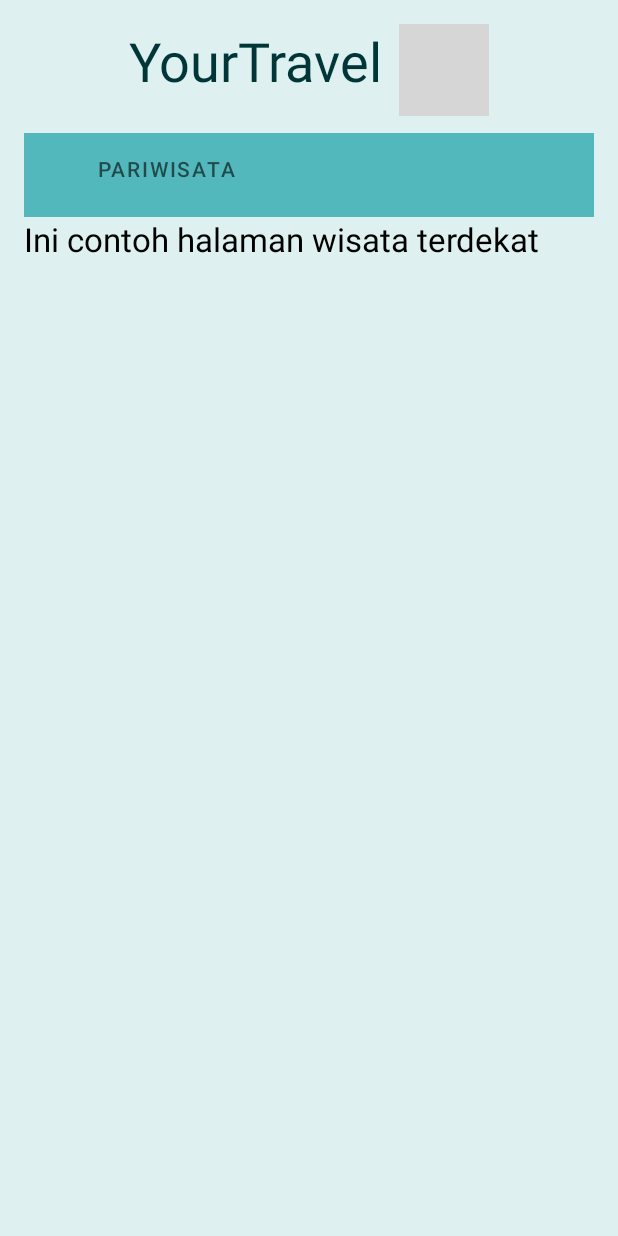
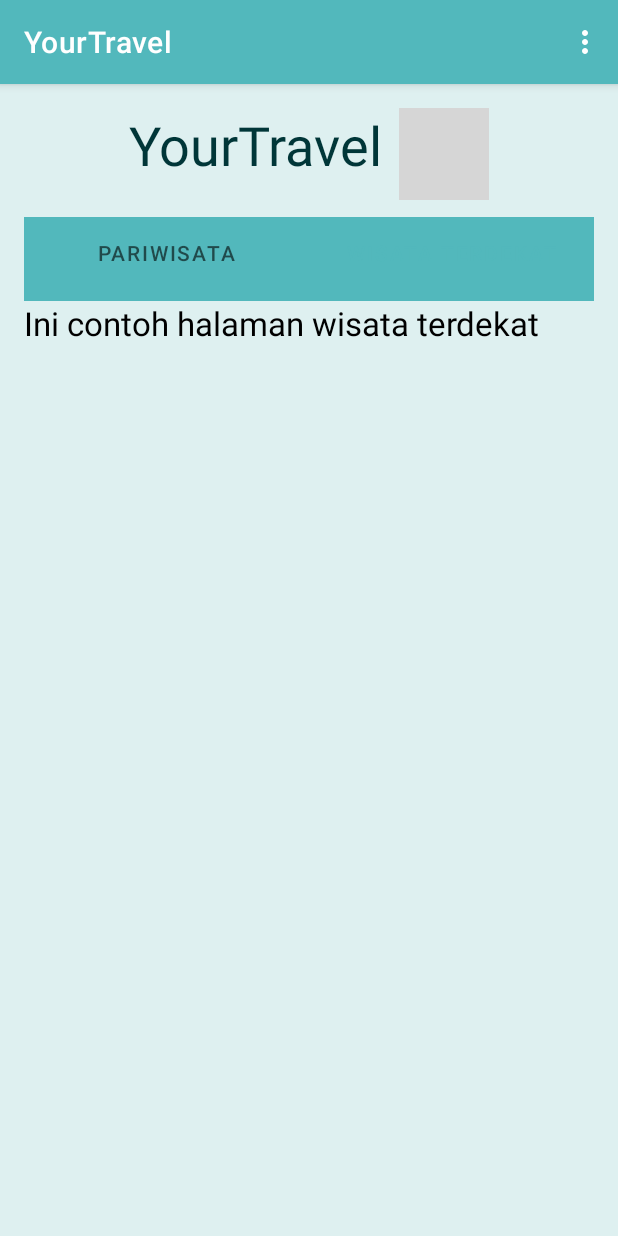
Before and after one commit to alzenaaisha/TravelerApp, an Android app: the screen it shows after launch (MainActivity), tab 2 chosen, on a phone screen of 412 x 824 dp. Run offline under Robolectric (Android 15) with nearby library versions, the phone set to English and light mode, and no system bars; our stand-ins replace Picasso; pictures from the network do not load; grey boxes are pictures that could not be loaded.

Commit message:
Aktifin si Action Bar tapi baru pake toast

```diff
--- a/app/src/main/java/com/example/traveler/MainActivity.java
+++ b/app/src/main/java/com/example/traveler/MainActivity.java
@@ -2,6 +2,7 @@ package com.example.traveler;
 
 import android.content.res.TypedArray;
 import android.graphics.drawable.Drawable;
+import android.support.annotation.NonNull;
 import android.support.design.widget.TabLayout;
 import android.support.v4.app.FragmentManager;
 import android.support.v4.app.FragmentTransaction;
@@ -10,8 +11,12 @@ import android.support.v7.app.AppCompatActivity;
 import android.os.Bundle;
 import android.support.v7.widget.LinearLayoutManager;
 import android.support.v7.widget.RecyclerView;
+import android.view.Menu;
+import android.view.MenuInflater;
+import android.view.MenuItem;
 import android.widget.ImageView;
 import android.widget.TextView;
+import android.widget.Toast;
 
 import java.util.ArrayList;
 import java.util.List;
@@ -26,6 +31,22 @@ public class MainActivity extends AppCompatActivity {
     //variabel untuk API
     private TextView no_wisata, nama_wisata, kategori_wisata;
     private ImageView gambar_wisata;
+
+    @Override
+    public boolean onCreateOptionsMenu(Menu menu) {
+        MenuInflater inflater = getMenuInflater();
+        inflater.inflate(R.menu.menu_main, menu);
+        return true;
+    }
+
+    @Override
+    public boolean onOptionsItemSelected(@NonNull MenuItem item) {
+        switch(item.getItemId()){
+            case R.id.item1:
+                Toast.makeText(this, "Dea, Rani,Icha, Alzena", Toast.LENGTH_SHORT).show();
+        }
+        return super.onOptionsItemSelected(item);
+    }
 
     @Override
     protected void onCreate(Bundle savedInstanceState) {
@@ -59,6 +80,8 @@ public class MainActivity extends AppCompatActivity {
             }
         });
 
+
+
         //isi fragment 1 (pariwisata) + recyclerView
         TabFragment1 pariwisata = new TabFragment1();
         FragmentManager fragmentManager = getSupportFragmentManager();
--- a/app/src/main/java/com/example/traveler/SplashScreen.java
+++ b/app/src/main/java/com/example/traveler/SplashScreen.java
@@ -15,6 +15,9 @@ public class SplashScreen extends AppCompatActivity {
         //menghilangkan ActionBar
         this.requestWindowFeature(Window.FEATURE_NO_TITLE);
         setContentView(R.layout.activity_splash_screen);
+        if (getSupportActionBar() !=null){
+            getSupportActionBar().hide();
+        }
 
         final Handler handler = new Handler();
         handler.postDelayed(new Runnable() {
--- a/app/src/main/res/layout/activity_main.xml
+++ b/app/src/main/res/layout/activity_main.xml
@@ -3,6 +3,7 @@
 <RelativeLayout xmlns:android="http://schemas.android.com/apk/res/android"
     xmlns:app="http://schemas.android.com/apk/res-auto"
     xmlns:tools="http://schemas.android.com/tools"
+    android:id="@+id/toolbar"
     android:layout_width="match_parent"
     android:layout_height="match_parent"
     android:background="@color/colorBackground"
--- a/app/src/main/res/values/themes.xml
+++ b/app/src/main/res/values/themes.xml
@@ -12,7 +12,7 @@
         <!-- Status bar color. -->
         <item name="android:statusBarColor" tools:targetApi="l">?attr/colorPrimaryDark</item>
         <!-- Customize your theme here. -->
-        <item name="windowActionBar">false</item>
-        <item name="windowNoTitle">true</item>
+        <item name="windowActionBar">true</item>
+        <item name="windowNoTitle">false</item>
     </style>
 </resources>
```
